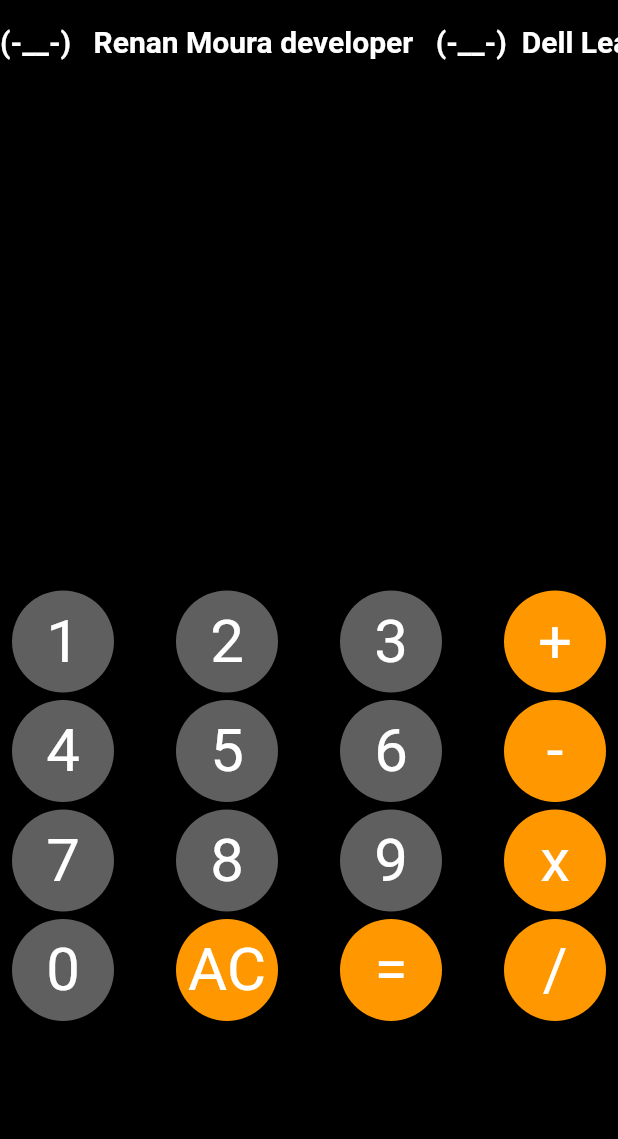
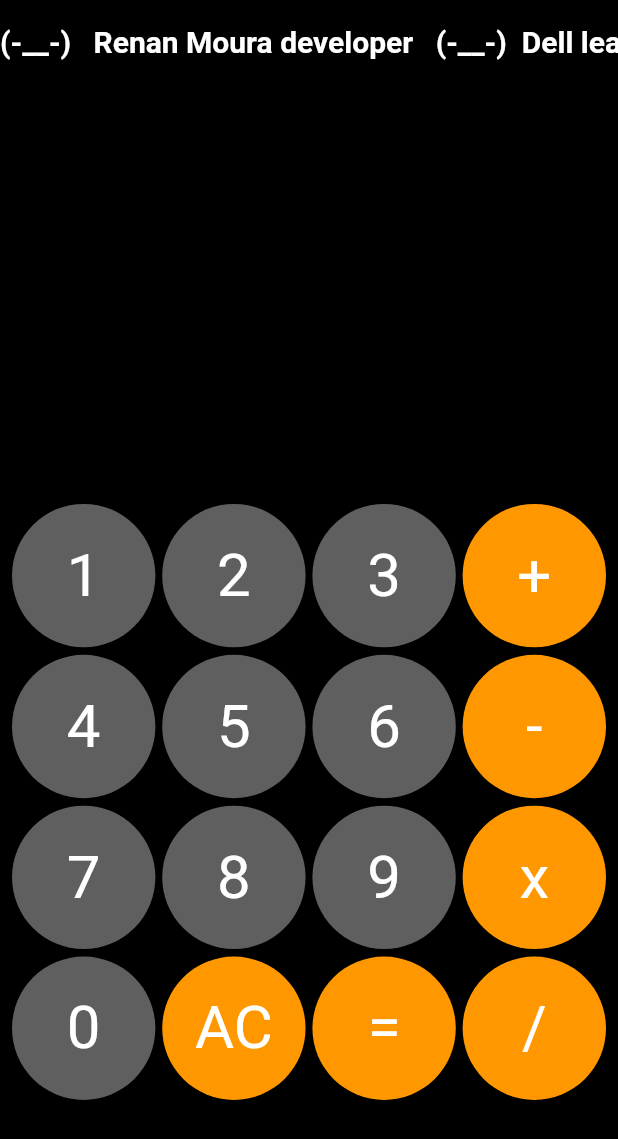
Before and after one commit to RenanMouraDaSilvaBarros/calculateFlutter, a Flutter app: the screen it shows after launch, on a phone screen of 412 x 824 dp. Shown: the top 1139 px of the screen. Run offline on Flutter 3.47's test engine with Material 2 defaults, Android fonts, the phone set to English and light mode, and no system bars; drawn by our look-alikes of marquee.

```diff
--- a/lib/componets/digit_button.dart
+++ b/lib/componets/digit_button.dart
@@ -3,10 +3,10 @@ import 'package:flutter/material.dart';
 class DigitButton extends StatelessWidget {
   final String number;
   final Color color;
-  final size;
+
   final ValueChanged<String> onChanged;
 
-  const DigitButton({Key key, this.number, this.color, this.onChanged, this.size})
+  const DigitButton({Key key, this.number, this.color, this.onChanged})
       : super(key: key);
 
   @override
@@ -17,7 +17,7 @@ class DigitButton extends StatelessWidget {
       },
       child: CircleAvatar(
         backgroundColor: color,
-        radius: size??34,
+        radius: MediaQuery.of(context).size.height * 0.058,
         child: Text(number, style: TextStyle(fontSize: 40, color: Colors.white)),
       ),
     );
--- a/lib/utils/business_rule.dart
+++ b/lib/utils/business_rule.dart
@@ -67,3 +67,9 @@ String getOperation(String expression) {
     if (isOperation(expression[i])) return expression[i];
   }
 }
+
+String formact(String expression){
+
+  var ponto = expression.split(".");
+
+}
--- a/lib/view/calculatorScreen.dart
+++ b/lib/view/calculatorScreen.dart
@@ -105,7 +105,7 @@ class _CalculatorScreenState extends State<CalculatorScreen> {
               Container(
                 padding: EdgeInsets.only(bottom: 3),
                 width: double.infinity,
-                height:MediaQuery.of(context).size.height * 0.4,
+                height:MediaQuery.of(context).size.height * 0.33,
                 child: Scrollbar(
                   child: SingleChildScrollView(
                     child: Align(
--- a/lib/view/initial.dart
+++ b/lib/view/initial.dart
@@ -11,7 +11,7 @@ class InitialScreen extends StatelessWidget {
         appBar: AppBar(
           backgroundColor: Colors.black,
           flexibleSpace: Marquee(
-            text: '(-__-)   Renan Moura developer   (-__-)  Dell Lead',
+            text: '(-__-)   Renan Moura developer   (-__-)  Dell lead flutter course ',
             style: TextStyle(
               fontWeight: FontWeight.bold,
               color: Colors.white,
```
